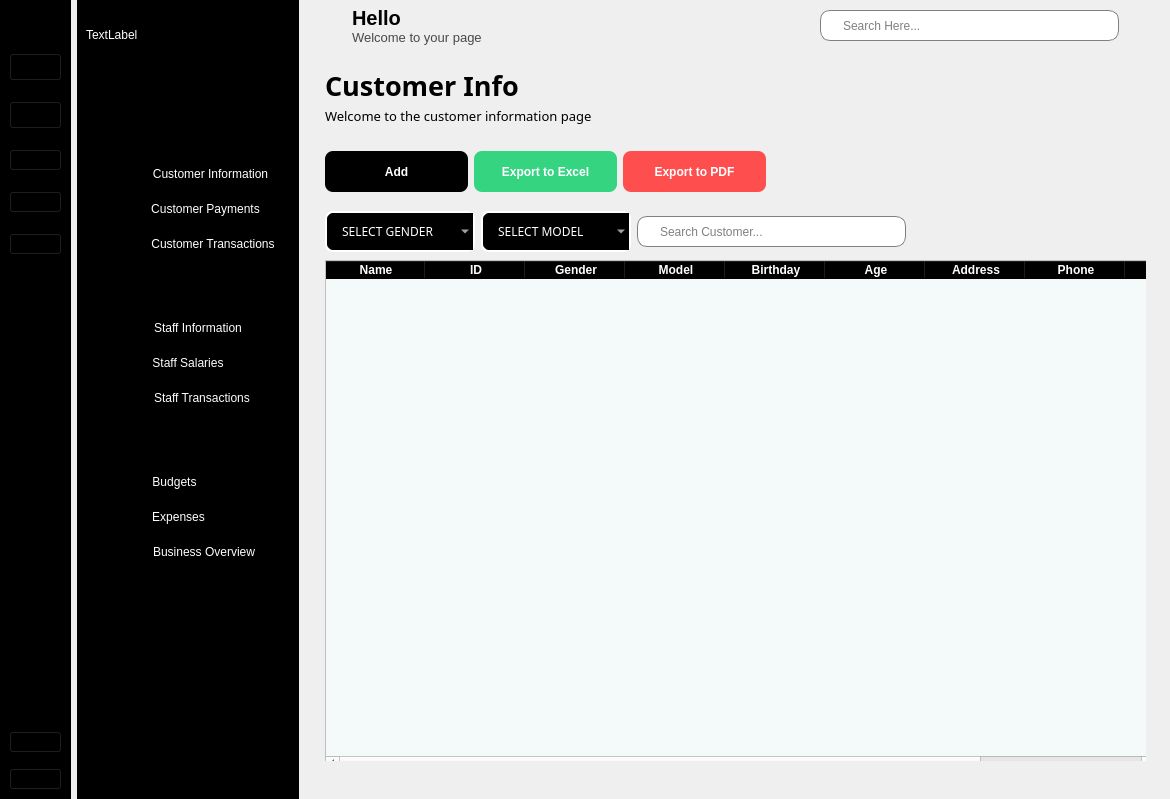
Above: MainUI.ui from hoquangvinh124/BlackMeetWukong before the change. Below: the same form after it.
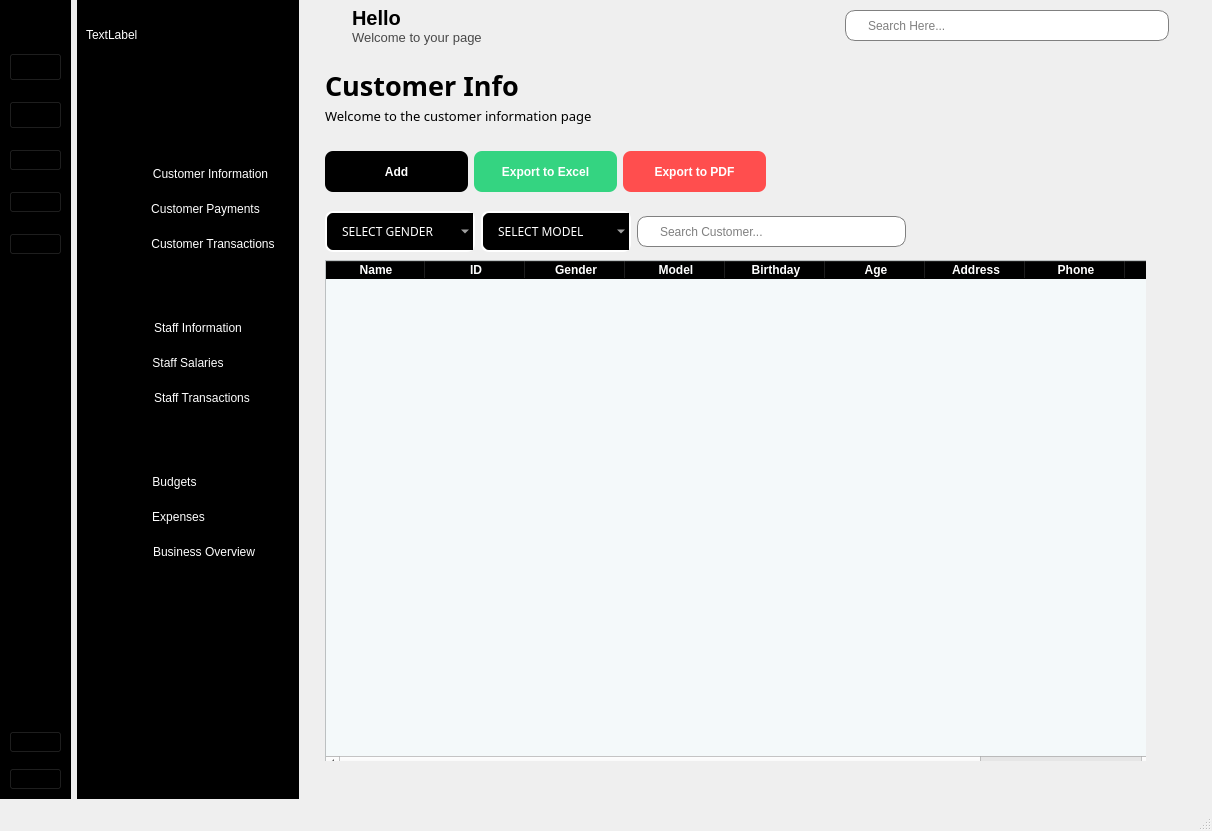
That is the form after the change. Icons and pictures are not drawn.

Commit message: Thêm File Ui

Patch:
```diff
--- a/MainUI.ui
+++ b/MainUI.ui
@@ -9,26 +9,20 @@
    <rect>
     <x>0</x>
     <y>0</y>
-    <width>1170</width>
-    <height>799</height>
+    <width>1212</width>
+    <height>831</height>
    </rect>
   </property>
-  <property name="sizePolicy">
-   <sizepolicy hsizetype="Preferred" vsizetype="Preferred">
-    <horstretch>0</horstretch>
-    <verstretch>0</verstretch>
-   </sizepolicy>
-  </property>
   <property name="minimumSize">
    <size>
-    <width>1170</width>
-    <height>799</height>
+    <width>1212</width>
+    <height>831</height>
    </size>
   </property>
   <property name="maximumSize">
    <size>
-    <width>1170</width>
-    <height>799</height>
+    <width>1212</width>
+    <height>831</height>
    </size>
   </property>
   <property name="windowTitle">
@@ -43,7 +37,7 @@
      <rect>
       <x>0</x>
       <y>-10</y>
-      <width>1161</width>
+      <width>1211</width>
       <height>818</height>
      </rect>
     </property>
@@ -1680,6 +1674,7 @@
     </layout>
    </widget>
   </widget>
+  <widget class="QStatusBar" name="statusbar"/>
  </widget>
  <resources>
   <include location="Accessories/resources.qrc"/>
```
The commit also changes 3 other files.
